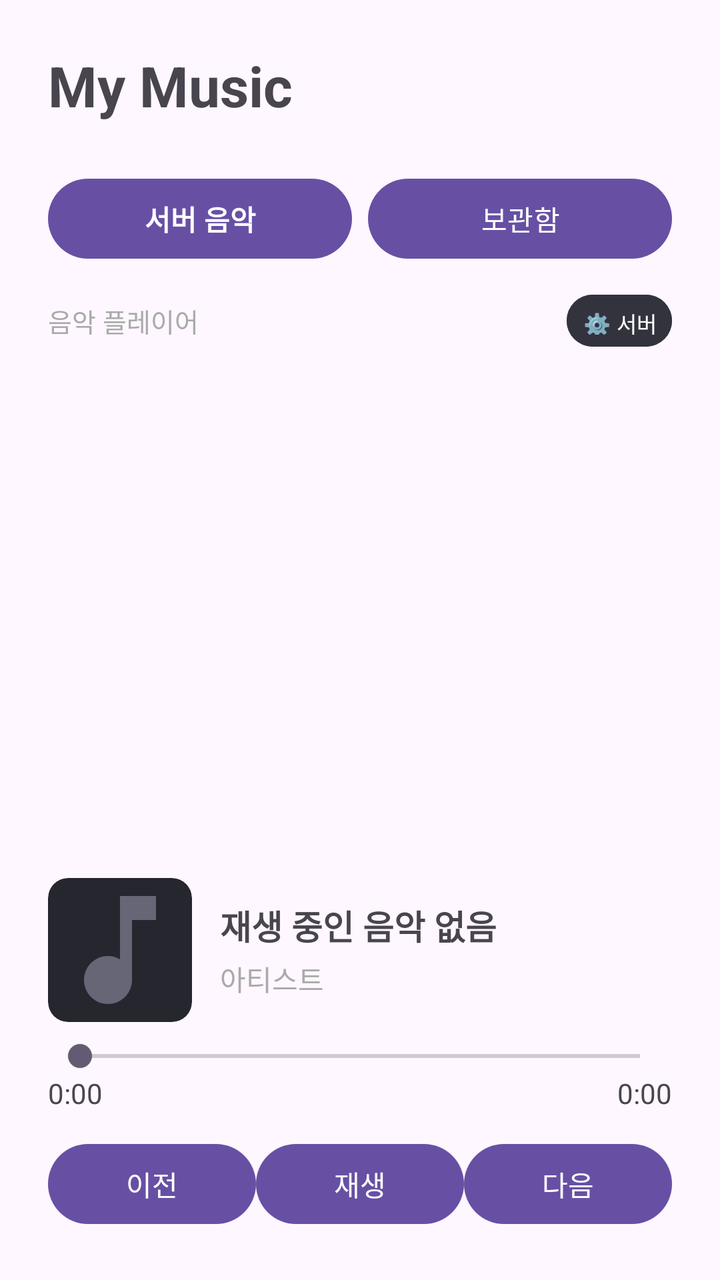
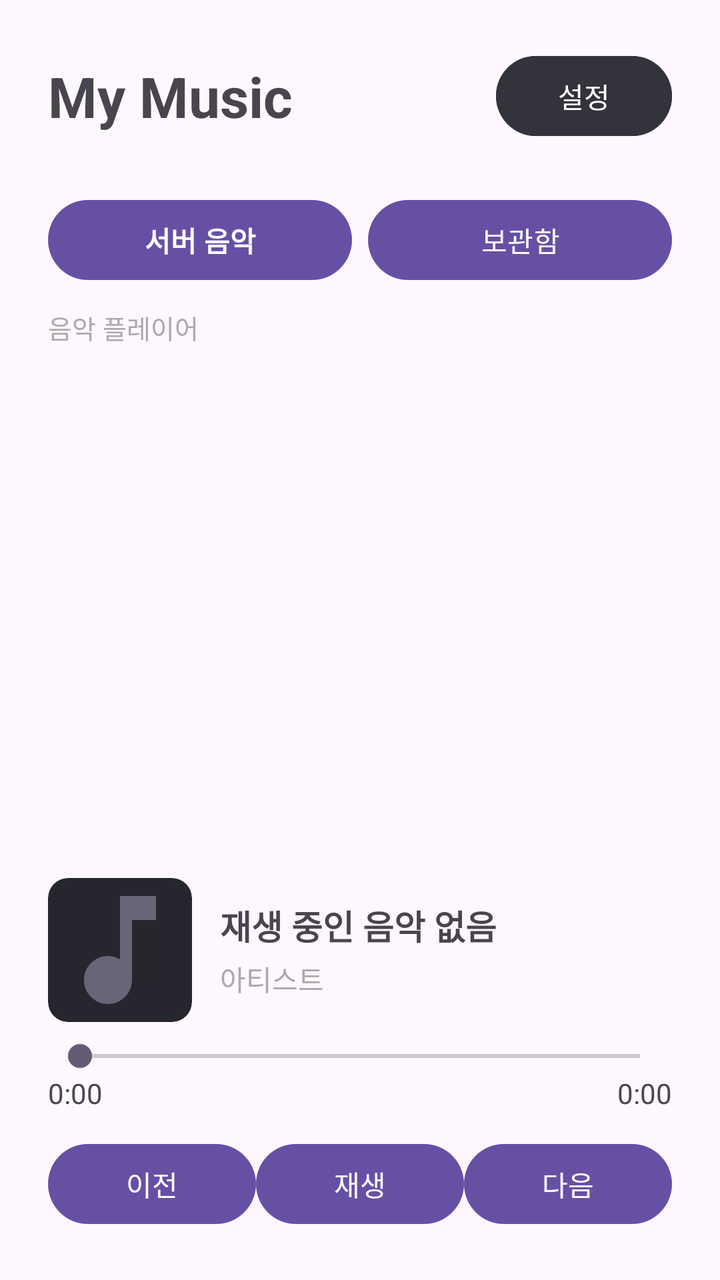

Two renders of the same Android screen: before a commit and after it. Below are the layout's source before the change and the commit's diff.
<!-- AndroidManifest.xml: application theme Theme.MyMusic -->
<!-- res/layout/activity_main.xml -->
<?xml version="1.0" encoding="utf-8"?>
<LinearLayout
    xmlns:android="http://schemas.android.com/apk/res/android"
    xmlns:app="http://schemas.android.com/apk/res-auto"
    android:id="@+id/main"
    android:layout_width="match_parent"
    android:layout_height="match_parent"
    android:orientation="vertical"
    android:padding="24dp">

    
    <TextView
        android:layout_width="match_parent"
        android:layout_height="wrap_content"
        android:text="My Music"
        android:textSize="28sp"
        android:textStyle="bold"
        android:layout_marginBottom="24dp" />

    
    <LinearLayout
        android:layout_width="match_parent"
        android:layout_height="wrap_content"
        android:orientation="horizontal">

        <Button
            android:id="@+id/btnTabServer"
            android:layout_width="0dp"
            android:layout_height="wrap_content"
            android:layout_weight="1"
            android:text="서버 음악"
            android:textSize="14sp"
            android:textStyle="bold" />

        <Button
            android:id="@+id/btnTabLocal"
            android:layout_width="0dp"
            android:layout_height="wrap_content"
            android:layout_weight="1"
            android:text="보관함"
            android:textSize="14sp"
            android:layout_marginStart="8dp" />

    </LinearLayout>

    
    <LinearLayout
        android:layout_width="match_parent"
        android:layout_height="wrap_content"
        android:orientation="horizontal"
        android:gravity="center_vertical"
        android:layout_marginTop="10dp">

        <TextView
            android:id="@+id/txtStatus"
            android:layout_width="0dp"
            android:layout_height="wrap_content"
            android:layout_weight="1"
            android:text="음악 플레이어"
            android:textColor="#AAAAAA"
            android:textSize="13sp"
            android:maxLines="1"
            android:ellipsize="end" />

        <Button
            android:id="@+id/btnRemoteStart"
            android:layout_width="wrap_content"
            android:layout_height="34dp"
            android:text="⚡ 서버 켜기"
            android:textSize="11sp"
            android:textStyle="bold"
            android:paddingStart="10dp"
            android:paddingEnd="10dp"
            android:minWidth="0dp"
            android:minHeight="0dp"
            android:visibility="gone"
            android:backgroundTint="#2E7D32"
            android:layout_marginEnd="6dp" />

        <Button
            android:id="@+id/btnServerSettings"
            android:layout_width="wrap_content"
            android:layout_height="34dp"
            android:text="⚙️ 서버"
            android:textSize="11sp"
            android:paddingStart="8dp"
            android:paddingEnd="8dp"
            android:minWidth="0dp"
            android:minHeight="0dp"
            android:backgroundTint="#33333E" />

    </LinearLayout>


    
    <androidx.recyclerview.widget.RecyclerView
        android:id="@+id/recyclerSongs"
        android:layout_width="match_parent"
        android:layout_height="0dp"
        android:layout_weight="1"
        android:layout_marginTop="12dp" />

    
    <LinearLayout
        android:layout_width="match_parent"
        android:layout_height="wrap_content"
        android:orientation="horizontal"
        android:gravity="center_vertical"
        android:layout_marginTop="16dp">

        <androidx.cardview.widget.CardView
            android:layout_width="72dp"
            android:layout_height="72dp"
            app:cardCornerRadius="10dp"
            app:cardElevation="0dp"
            app:cardBackgroundColor="#26262E">

            <ImageView
                android:id="@+id/imgCover"
                android:layout_width="match_parent"
                android:layout_height="match_parent"
                android:scaleType="centerCrop"
                android:src="@drawable/ic_music_placeholder"
                android:contentDescription="Album Cover" />
        </androidx.cardview.widget.CardView>

        <LinearLayout
            android:layout_width="0dp"
            android:layout_height="wrap_content"
            android:layout_weight="1"
            android:orientation="vertical"
            android:layout_marginStart="14dp">

            <TextView
                android:id="@+id/txtNowPlaying"
                android:layout_width="match_parent"
                android:layout_height="wrap_content"
                android:text="재생 중인 음악 없음"
                android:textSize="17sp"
                android:textStyle="bold"
                android:maxLines="1"
                android:ellipsize="end" />

            <TextView
                android:id="@+id/txtArtist"
                android:layout_width="match_parent"
                android:layout_height="wrap_content"
                android:text="아티스트"
                android:textSize="14sp"
                android:textColor="#AAAAAA"
                android:maxLines="1"
                android:ellipsize="end"
                android:layout_marginTop="4dp" />

        </LinearLayout>

    </LinearLayout>

    
    <SeekBar
        android:id="@+id/seekBar"
        android:layout_width="match_parent"
        android:layout_height="wrap_content"
        android:max="1000"
        android:progress="0"
        android:layout_marginTop="8dp" />

    
    <LinearLayout
        android:layout_width="match_parent"
        android:layout_height="wrap_content"
        android:orientation="horizontal">

        <TextView
            android:id="@+id/txtCurrentTime"
            android:layout_width="0dp"
            android:layout_height="wrap_content"
            android:layout_weight="1"
            android:text="0:00" />

        <TextView
            android:id="@+id/txtDuration"
            android:layout_width="wrap_content"
            android:layout_height="wrap_content"
            android:text="0:00" />

    </LinearLayout>

    
    <LinearLayout
        android:layout_width="match_parent"
        android:layout_height="wrap_content"
        android:orientation="horizontal"
        android:gravity="center"
        android:layout_marginTop="12dp">

        <Button
            android:id="@+id/btnPrevious"
            android:layout_width="0dp"
            android:layout_height="wrap_content"
            android:layout_weight="1"
            android:text="이전" />

        <Button
            android:id="@+id/btnPlayPause"
            android:layout_width="0dp"
            android:layout_height="wrap_content"
            android:layout_weight="1"
            android:text="재생" />

        <Button
            android:id="@+id/btnNext"
            android:layout_width="0dp"
            android:layout_height="wrap_content"
            android:layout_weight="1"
            android:text="다음" />

    </LinearLayout>

</LinearLayout>
<!-- resources referenced by this layout -->
<resources>
  <!-- drawable ic_music_placeholder (drawable) -->
  <vector xmlns:android="http://schemas.android.com/apk/res/android"
      android:width="48dp"
      android:height="48dp"
      android:viewportWidth="24"
      android:viewportHeight="24">
      <path
          android:fillColor="#666677"
          android:pathData="M12,3v10.55c-0.59,-0.34 -1.27,-0.55 -2,-0.55 -2.21,0 -4,1.79 -4,4s1.79,4 4,4 4,-1.79 4,-4V7h4V3h-6z"/>
  </vector>
  <style name="Theme.MyMusic" parent="Base.Theme.MyMusic" />
  <style name="Base.Theme.MyMusic" parent="Theme.Material3.DayNight.NoActionBar">
          
          
      </style>
</resources>

<!-- the commit's change to res/layout/activity_main.xml (unified diff, before → after) -->
@@ -9,13 +9,30 @@
     android:padding="24dp">
 
     
-    <TextView
-        android:layout_width="match_parent"
-        android:layout_height="wrap_content"
-        android:text="My Music"
-        android:textSize="28sp"
-        android:textStyle="bold"
-        android:layout_marginBottom="24dp" />
+    <LinearLayout
+        android:layout_width="match_parent"
+        android:layout_height="wrap_content"
+        android:orientation="horizontal"
+        android:gravity="center_vertical"
+        android:layout_marginBottom="24dp">
+
+        <TextView
+            android:layout_width="0dp"
+            android:layout_height="wrap_content"
+            android:layout_weight="1"
+            android:text="My Music"
+            android:textSize="28sp"
+            android:textStyle="bold" />
+
+        <Button
+            android:id="@+id/btnSettings"
+            android:layout_width="wrap_content"
+            android:layout_height="48dp"
+            android:text="설정"
+            android:contentDescription="설정 열기"
+            android:textSize="14sp"
+            android:backgroundTint="#33333E" />
+    </LinearLayout>
 
     
     <LinearLayout
@@ -77,18 +94,6 @@
             android:backgroundTint="#2E7D32"
             android:layout_marginEnd="6dp" />
 
-        <Button
-            android:id="@+id/btnServerSettings"
-            android:layout_width="wrap_content"
-            android:layout_height="34dp"
-            android:text="⚙️ 서버"
-            android:textSize="11sp"
-            android:paddingStart="8dp"
-            android:paddingEnd="8dp"
-            android:minWidth="0dp"
-            android:minHeight="0dp"
-            android:backgroundTint="#33333E" />
-
     </LinearLayout>
 
 
